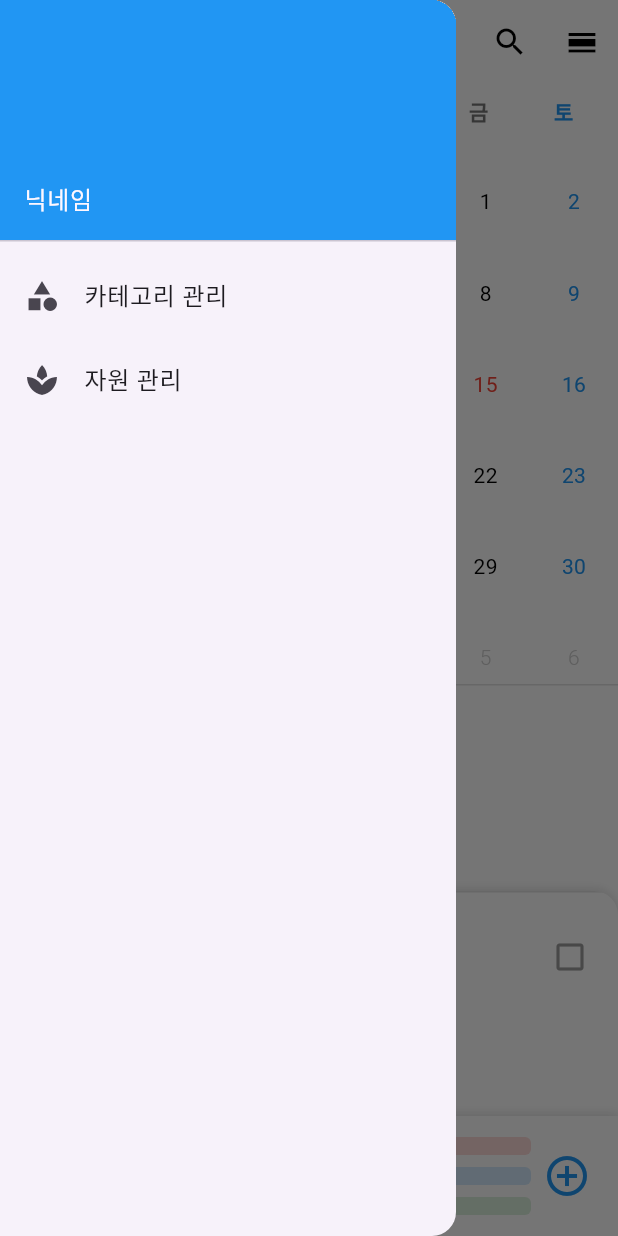
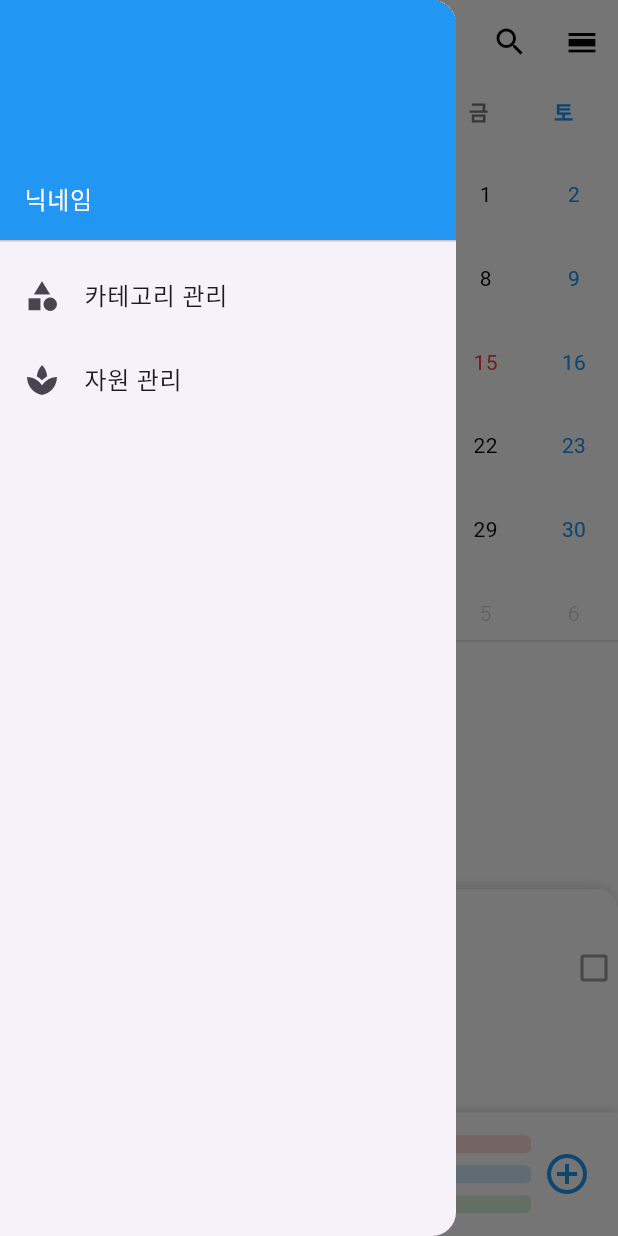
Before and after one commit to Theorin21/AllCal, a Flutter app: the screen it shows after launch, in the side drawer, after a tap on the "menu" icon, on a phone screen of 412 x 824 dp. Run offline on Flutter 3.47's test engine with Material 3 defaults, Android fonts, the phone set to English and light mode, and no system bars; our stand-ins replace flutter_colorpicker, month_picker_dialog; Roboto replaces fonts that are missing (Pretendard).

Commit message:
개체 정렬, 할일->일정 시간 메커니즘 추가, 메인 화면 크기 조정 중

```diff
--- a/lib/main.dart
+++ b/lib/main.dart
@@ -21,12 +21,22 @@ void main() async {
   runApp(
     MultiProvider(
       providers: [
+        // CategoryProvider를 먼저 생성
+        ChangeNotifierProvider(create: (_) => CategoryProvider()),
         ChangeNotifierProvider(create: (_) => CalendarProvider()),
-        ChangeNotifierProvider(create: (_) => DataProvider()),
-        ChangeNotifierProvider(create: (_) => CategoryProvider()), // [추가]
-        ChangeNotifierProvider(create: (_) => UiProvider()), // [추가]
-        ChangeNotifierProvider(create: (_) => ResourceProvider()), // [추가]
-        ChangeNotifierProvider(create: (_) => StatusProvider()),   // [추가]
+        ChangeNotifierProvider(create: (_) => UiProvider()),
+        ChangeNotifierProvider(create: (_) => ResourceProvider()),
+        ChangeNotifierProvider(create: (_) => StatusProvider()),
+
+        // =============================================
+        // ✨ DataProvider 생성 방식 변경 ✨
+        // =============================================
+        // 생성된 CategoryProvider를 읽어서 DataProvider에 전달
+        ChangeNotifierProxyProvider<CategoryProvider, DataProvider>(
+          create: (context) => DataProvider(context.read<CategoryProvider>()),
+          update: (context, categoryProvider, previousDataProvider) =>
+              DataProvider(categoryProvider),
+        ),
       ],
       child: const AllCalApp(),
     ),
--- a/lib/providers/data_provider.dart
+++ b/lib/providers/data_provider.dart
@@ -2,6 +2,7 @@ import 'package:allcal/models/daily_data.dart';
 import 'package:flutter/material.dart';
 import 'package:uuid/uuid.dart';
 import 'package:allcal/models/resource.dart'; // [추가]
+import 'package:allcal/providers/category_provider.dart'; // 카테고리 프로바이더 import
 
 class DataProvider extends ChangeNotifier {
   final List<DailyData> _allData = [
@@ -11,11 +12,55 @@ class DataProvider extends ChangeNotifier {
     DailyData(id: '4', title: '저녁 약속', type: ItemType.schedule, categoryId: '1', startTime: DateTime.now().add(const Duration(hours: 9)), endTime: DateTime.now().add(const Duration(hours: 10))),
   ];
 
+  final CategoryProvider _categoryProvider;
+
+  DataProvider(this._categoryProvider) {
+    // 생성 시점에 초기 정렬을 한 번 수행
+    _sortAndNotify();
+  }
+
   List<DailyData> get allData => _allData;
+
+  void _sortAndNotify() {
+    // CategoryProvider의 최신 카테고리 목록을 가져옴
+    final categories = _categoryProvider.categories;
+
+    _allData.sort((a, b) {
+      // 1. 타입이 다르면, '일정'이 항상 '할일'보다 먼저 오도록 함
+      if (a.type != b.type) {
+        return a.type == ItemType.schedule ? -1 : 1;
+      }
+
+      // 2. 타입이 '일정'으로 같으면, 시간순으로 정렬
+      if (a.type == ItemType.schedule) {
+        if (a.startTime == null) return 1;
+        if (b.startTime == null) return -1;
+        return a.startTime!.compareTo(b.startTime!);
+      }
+
+      // 3. 타입이 '할일'으로 같으면, 카테고리 우선순위로 정렬
+      if (a.type == ItemType.task) {
+        final priorityA = categories.indexWhere((c) => c.id == a.categoryId);
+        final priorityB = categories.indexWhere((c) => c.id == b.categoryId);
+
+        if (priorityA == -1) return 1;
+        if (priorityB == -1) return -1;
+
+        // 우선순위가 같으면 순서를 바꾸지 않음 (생성 순 유지)
+        if (priorityA != priorityB) {
+          return priorityA.compareTo(priorityB);
+        }
+      }
+
+      // 그 외의 경우 (같은 카테고리 내의 할일 등) 순서 유지
+      return 0;
+    });
+    notifyListeners();
+  }
 
   void addData(DailyData data) {
     _allData.add(data);
-    notifyListeners();
+    _sortAndNotify(); // notifyListeners() 대신 호출
   }
 
   // [수정] notCompleted -> completed 상태로만 변경하는 함수
@@ -51,7 +96,7 @@ class DataProvider extends ChangeNotifier {
       if (index != -1) {
         // 해당 인덱스의 기존 데이터를 새로운 데이터로 교체합니다.
         _allData[index] = updatedData;
-        notifyListeners(); // 변경사항을 알립니다.
+        _sortAndNotify(); // notifyListeners() 대신 호출
       }
     } catch (e) {
       print('Could not find data with id: ${updatedData.id}');
@@ -102,9 +147,77 @@ class DataProvider extends ChangeNotifier {
       // 기존 객체를 새 객체로 교체
       _allData[oldItemIndex] = newItem;
 
-      notifyListeners();
+    _sortAndNotify();
     } catch (e) {
       print('Could not find data with id: $id to change type.');
+    }
+  }
+
+  void convertTaskToSchedule(DailyData task, int dropIndex, DateTime date) {
+    try {
+      final oldItemIndex = _allData.indexWhere((i) => i.id == task.id);
+      if (oldItemIndex == -1) return;
+
+      // 설정 가능한 쿠션 간격 (분 단위), 지금은 0으로 고정
+      const _cushionInMinutes = 0;
+      final cushion = const Duration(minutes: _cushionInMinutes);
+
+      // 해당 날짜의 '일정'만 시간순으로 정렬해서 가져옴
+      final schedules = _allData.where((d) => d.type == ItemType.schedule && DateUtils.isSameDay(d.startTime, date)).toList()
+        ..sort((a, b) => a.startTime!.compareTo(b.startTime!));
+
+      DateTime newStartTime;
+      DateTime newEndTime;
+
+      if (schedules.isEmpty) {
+        // 케이스 1: 그날 일정이 하나도 없을 때
+        newStartTime = DateTime.now();
+        newEndTime = newStartTime.add(const Duration(hours: 1));
+      } else if (dropIndex <= 0) {
+        // 케이스 2: 맨 앞에 드롭했을 때
+        newEndTime = schedules.first.startTime!.subtract(cushion);
+        newStartTime = newEndTime.subtract(const Duration(hours: 1));
+      } else if (dropIndex >= schedules.length) {
+        // 케이스 3: 맨 뒤에 드롭했을 때
+        newStartTime = schedules.last.endTime!.add(cushion);
+        newEndTime = newStartTime.add(const Duration(hours: 1));
+      } else {
+        // 케이스 4: 두 일정 사이에 드롭했을 때
+        final prevSchedule = schedules[dropIndex - 1];
+        final nextSchedule = schedules[dropIndex];
+
+        final gap = nextSchedule.startTime!.difference(prevSchedule.endTime!);
+
+        // 빈틈이 (쿠션*2)보다 작으면 아무것도 하지 않고 종료
+        if (gap.inMinutes <= _cushionInMinutes * 2) {
+          return;
+        }
+
+        newStartTime = prevSchedule.endTime!.add(cushion);
+        newEndTime = nextSchedule.startTime!.subtract(cushion);
+      }
+
+      // 새 정보로 객체 생성
+      final newItem = DailyData(
+        id: task.id,
+        type: ItemType.schedule, // 타입 변경
+        title: task.title,
+        categoryId: task.categoryId,
+        startTime: newStartTime, // 계산된 시간 적용
+        endTime: newEndTime,     // 계산된 시간 적용
+        isAllDay: false,
+        memo: task.memo,
+        notifications: task.notifications,
+        completionState: task.completionState,
+        resourceChanges: task.resourceChanges,
+      );
+
+      // 기존 '할일'을 새로 생성된 '일정'으로 교체
+      _allData[oldItemIndex] = newItem;
+      _sortAndNotify(); // notifyListeners() 대신 호출
+
+    } catch (e) {
+      print('Failed to convert task to schedule: $e');
     }
   }
 
--- a/lib/screens/main_screen.dart
+++ b/lib/screens/main_screen.dart
@@ -11,6 +11,7 @@ import 'package:allcal/widgets/settings_drawer.dart';
 import 'package:allcal/widgets/expanding_fab.dart';
 import 'package:provider/provider.dart';
 import 'package:allcal/providers/calendar_provider.dart';
+import 'package:allcal/providers/category_provider.dart';
 
 class MainScreen extends StatefulWidget {
   const MainScreen({super.key});
@@ -51,9 +52,14 @@ class _MainScreenState extends State<MainScreen> with SingleTickerProviderStateM
 
   @override
   Widget build(BuildContext context) {
+
+    final screenSize = MediaQuery.of(context).size;
+
     final selectedDay = context.watch<CalendarProvider>().selectedDay;
     final dataProvider = context.watch<DataProvider>();
     final uiProvider = context.watch<UiProvider>();
+
+    final categoryProvider = context.watch<CategoryProvider>();
 
     final allDayData = dataProvider.getDataForDay(selectedDay);
 
@@ -61,16 +67,33 @@ class _MainScreenState extends State<MainScreen> with SingleTickerProviderStateM
     final deadlines = allDayData.where((d) => d.type == ItemType.deadline).toList();
     final tasks = allDayData.where((d) => d.type == ItemType.task).toList();
 
+    // 화면 전체 높이의 약 45%를 캘린더 높이로 설정 (기존 400과 비슷하게)
+    final calendarHeight = screenSize.height * 0.45;
+    // 화면 전체 높이의 약 10%를 하단 바 높이로 설정 (기존 80과 비슷하게)
+    final bottomBarHeight = screenSize.height * 0.1;
+
+    // 2. 생성된 리스트에 대해 sort 함수를 호출합니다.
+    tasks.sort((a, b) {
+      final priorityA = categoryProvider.categories.indexWhere((c) => c.id == a.categoryId);
+      final priorityB = categoryProvider.categories.indexWhere((c) => c.id == b.categoryId);
+
+      if (priorityA == -1) return 1;
+      if (priorityB == -1) return -1;
+
+      return priorityA.compareTo(priorityB);
+    });
+
     return Scaffold(
       backgroundColor: Colors.white,
       appBar: const MainAppBar(),
       drawer: const SettingsDrawer(),
-      body: Stack(
+      body: SafeArea(
+        child: Stack(
           children: [
             Column(
               children: [
-              const SizedBox(
-                height: 400,
+                SizedBox(
+                  height: calendarHeight,
                   child: CustomMonthlyCalendar(),
                 ),
                 const Divider(height: 1, color: Colors.black12),
@@ -78,29 +101,11 @@ class _MainScreenState extends State<MainScreen> with SingleTickerProviderStateM
                   // [수정] 1층: 기본 좌우 분할 목록
                   child: Row(
                     children: [
+                      // 이제 그냥 DailyListView를 호출하기만 하면 됩니다.
+                      Expanded(child: DailyListView(items: schedules)),
+                      const VerticalDivider(width: 1, color: Colors.black12),
                       Expanded(
-                      child: DragTarget<DailyData>(
-                        builder: (context, candidateData, rejectedData) {
-                          // 드래그 중인 아이템이 위로 올라왔을 때 배경색 변경
-                          bool isTarget = candidateData.isNotEmpty && candidateData.first?.type == ItemType.task;
-                          return Container(
-                            color: isTarget ? Colors.blue.withOpacity(0.1) : Colors.transparent,
-                            child: DailyListView(items: schedules),
-                          );
-                        },
-                        // '할일' 타입만 받도록 설정
-                        onWillAccept: (data) => data?.type == ItemType.task,
-                        // 드롭 성공 시 타입 변경 함수 호출
-                        onAccept: (data) {
-                          context.read<DataProvider>().changeItemType(data.id, ItemType.schedule);
-                        },
-                      ),
-                    ),
-                    const VerticalDivider(width: 1, color: Colors.black12),
-                    // =============================================
-                    // ✨ 2. '할일' 목록을 DragTarget으로 감싸기 ✨
-                    // =============================================
-                    Expanded(
+                        // '할일' DragTarget은 기존과 동일 (단순 타입 변경)
                         child: DragTarget<DailyData>(
                           builder: (context, candidateData, rejectedData) {
                             bool isTarget = candidateData.isNotEmpty && candidateData.first?.type == ItemType.schedule;
@@ -109,9 +114,7 @@ class _MainScreenState extends State<MainScreen> with SingleTickerProviderStateM
                               child: DailyListView(items: tasks),
                             );
                           },
-                        // '일정' 타입만 받도록 설정
                           onWillAccept: (data) => data?.type == ItemType.schedule,
-                        // 드롭 성공 시 타입 변경 함수 호출
                           onAccept: (data) {
                             context.read<DataProvider>().changeItemType(data.id, ItemType.task);
                           },
@@ -120,7 +123,7 @@ class _MainScreenState extends State<MainScreen> with SingleTickerProviderStateM
                     ],
                   ),
                 ),
-              const SizedBox(height: 80), // 상태 바가 들어갈 빈 공간 확보
+                SizedBox(height: bottomBarHeight),
               ],
             ),
 
@@ -129,10 +132,10 @@ class _MainScreenState extends State<MainScreen> with SingleTickerProviderStateM
               Positioned(
                 left: 0,
                 right: 0,
-              bottom: 80,
+                bottom: bottomBarHeight,
                 child: LayoutBuilder(
                   builder: (context, constraints) {
-                  final parentHeight = MediaQuery.of(context).size.height - 400 - 80 - MediaQuery.of(context).padding.top - kToolbarHeight;
+                    final parentHeight = screenSize.height - calendarHeight - bottomBarHeight - MediaQuery.of(context).padding.top - kToolbarHeight;
                     final maxHeight = parentHeight;
 
                     // [수정] 이전의 Container와 BoxDecoration을 사용하는 코드로 복구합니다.
@@ -184,7 +187,11 @@ class _MainScreenState extends State<MainScreen> with SingleTickerProviderStateM
               left: 0,
               right: 0,
               bottom: 0,
-            child: BottomStatusBar(onAddPressed: _toggleFab),
+              // BottomStatusBar에도 동일한 높이 값을 적용해 일관성 유지
+              child: SizedBox(
+                height: bottomBarHeight,
+                child: BottomStatusBar(onAddPressed: _toggleFab)
+              ),
             ),
 
             ExpandingFab(
@@ -194,6 +201,7 @@ class _MainScreenState extends State<MainScreen> with SingleTickerProviderStateM
             ),
           ],
         ),
+      ),
     );
   }
 }
--- a/lib/widgets/bottom_status_bar.dart
+++ b/lib/widgets/bottom_status_bar.dart
@@ -22,7 +22,6 @@ class BottomStatusBar extends StatelessWidget {
     final capitalResource = resourceProvider.resources.firstWhere((r) => r.id == 'capital');
 
     return Container(
-      height: 80,
       padding: const EdgeInsets.symmetric(horizontal: 10.0, vertical: 8.0),
       decoration: BoxDecoration(
         color: Colors.white, // 배경색은 흰색 유지
--- a/lib/widgets/daily_list_view.dart
+++ b/lib/widgets/daily_list_view.dart
@@ -17,15 +17,37 @@ class DailyListView extends StatelessWidget {
 
   @override
   Widget build(BuildContext context) {
-    return Padding(
-      padding: const EdgeInsets.symmetric(horizontal: 16.0),
-      child: ListView.builder(
-        padding: EdgeInsets.zero,
-        itemCount: items.length,
-        itemBuilder: (context, index) {
-          return _buildListItem(context, items[index]);
-        },
-      ),
+    return ListView.builder(
+      // 아이템 개수 + 아이템 사이 공간 개수 (맨 위 포함)
+      itemCount: (items.length * 2) + 1,
+      padding: EdgeInsets.zero,
+      itemBuilder: (context, index) {
+        // 짝수 index는 DragTarget (아이템을 놓을 수 있는 공간)
+        if (index.isEven) {
+          final dropIndex = index ~/ 2;
+          return DragTarget<DailyData>(
+            builder: (context, candidateData, rejectedData) {
+              // 드래그 중인 아이템이 위로 올라왔을 때 시각적 피드백
+              bool isTarget = candidateData.isNotEmpty;
+              return Container(
+                height: isTarget ? 50 : 10, // 드래그 중일 때 영역을 넓혀서 드롭하기 쉽게 만듬
+                color: isTarget ? Colors.blue.withOpacity(0.1) : Colors.transparent,
+              );
+            },
+            onWillAccept: (data) => data?.type == ItemType.task, // '할일'만 받음
+            onAccept: (data) {
+              final selectedDay = context.read<CalendarProvider>().selectedDay;
+              // 이제 명확한 dropIndex를 전달할 수 있음
+              context.read<DataProvider>().convertTaskToSchedule(data, dropIndex, selectedDay);
+            },
+          );
+        }
+
+        // 홀수 index는 실제 아이템
+        final itemIndex = (index - 1) ~/ 2;
+        final data = items[itemIndex];
+        return _buildListItem(context, data); // _buildListItem 함수는 이전과 동일
+      },
     );
   }
 
```
Lines whose indentation alone changed are shown as unchanged.
